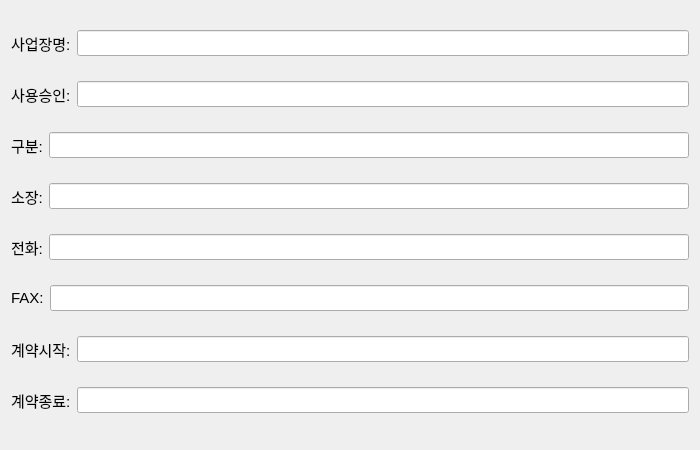
Qt form UI/workplace.ui (Jirung-E/EmployeeManagementSystem) before a commit.
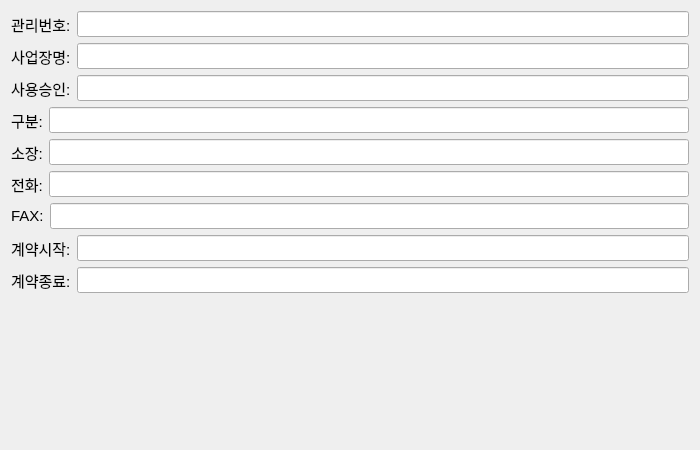
The same form after that commit.

```diff
--- a/UI/workplace.ui
+++ b/UI/workplace.ui
@@ -20,6 +20,20 @@
    <string>Form</string>
   </property>
   <layout class="QVBoxLayout" name="verticalLayout">
+   <item>
+    <layout class="QHBoxLayout" name="horizontalLayout_10">
+     <item>
+      <widget class="QLabel" name="label_9">
+       <property name="text">
+        <string>관리번호:</string>
+       </property>
+      </widget>
+     </item>
+     <item>
+      <widget class="QLineEdit" name="lineEdit_9"/>
+     </item>
+    </layout>
+   </item>
    <item>
     <layout class="QHBoxLayout" name="horizontalLayout">
      <item>
@@ -135,6 +149,19 @@
    <item>
     <layout class="QHBoxLayout" name="horizontalLayout_9"/>
    </item>
+   <item>
+    <spacer name="verticalSpacer">
+     <property name="orientation">
+      <enum>Qt::Vertical</enum>
+     </property>
+     <property name="sizeHint" stdset="0">
+      <size>
+       <width>20</width>
+       <height>40</height>
+      </size>
+     </property>
+    </spacer>
+   </item>
   </layout>
  </widget>
  <resources/>
```
